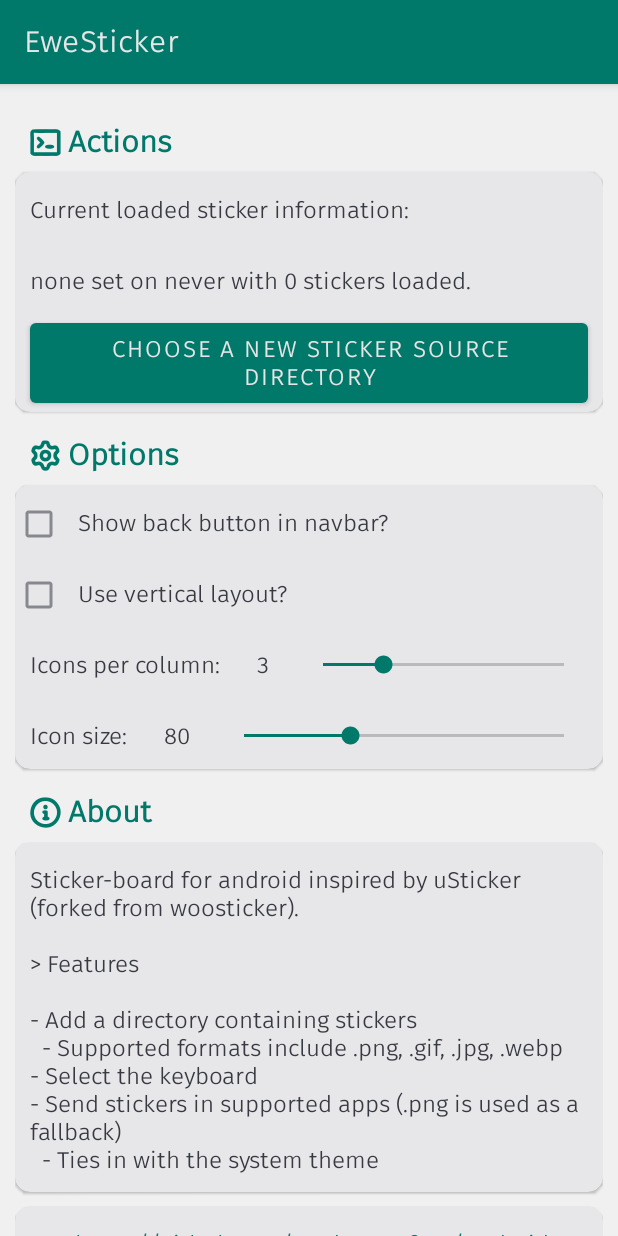
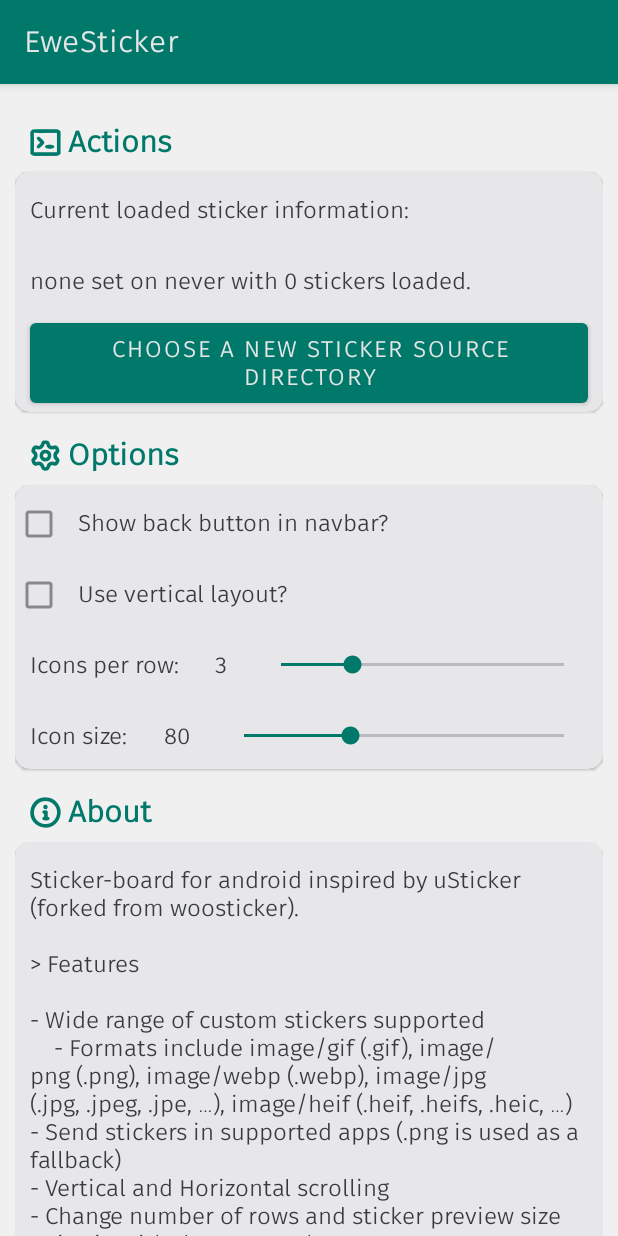
Before and after one commit to FredHappyface/Android.EweSticker, an Android app: the screen it shows after launch (MainActivity), on a phone screen of 412 x 824 dp. Run offline under Robolectric (Android 15) with nearby library versions, the phone set to English and light mode, and no system bars.

Commit message:
ktlint + trailing-whitespace + end-of-file-fixer

```diff
--- a/app/src/main/java/com/fredhappyface/ewesticker/Cache.kt
+++ b/app/src/main/java/com/fredhappyface/ewesticker/Cache.kt
@@ -1,7 +1,7 @@
 package com.fredhappyface.ewesticker
 
 import java.io.File
-import java.util.*
+import java.util.LinkedList
 
 /**
  * Basically this behaved like an ordered set with some maximum capacity. When this capacity is
--- a/app/src/main/java/com/fredhappyface/ewesticker/MainActivity.kt
+++ b/app/src/main/java/com/fredhappyface/ewesticker/MainActivity.kt
@@ -20,7 +20,7 @@ import androidx.preference.PreferenceManager
 import com.google.android.material.snackbar.Snackbar
 import java.io.File
 import java.nio.file.Files
-import java.util.*
+import java.util.Calendar
 import java.util.concurrent.Executors
 
 /**
@@ -79,7 +79,6 @@ class MainActivity : AppCompatActivity() {
 			editor.putBoolean(sharedPrefKey, isChecked)
 			editor.apply()
 		}
-
 	}
 
 	/**
@@ -131,7 +130,7 @@ class MainActivity : AppCompatActivity() {
 	 */
 	private fun deleteRecursive(fileOrDirectory: File) {
 		if (fileOrDirectory.isDirectory) {
-			for (child in Objects.requireNonNull(fileOrDirectory.listFiles())) {
+			for (child in fileOrDirectory.listFiles() ?: arrayOf()) {
 				deleteRecursive(child)
 			}
 		}
@@ -203,7 +202,7 @@ class MainActivity : AppCompatActivity() {
 	 * Import files from storage to internal directory
 	 */
 	private fun importStickers() {
-		//Use worker thread because this takes several seconds
+		// Use worker thread because this takes several seconds
 		val executor = Executors.newSingleThreadExecutor()
 		val handler = Handler(Looper.getMainLooper())
 		reportEvent(
--- a/app/src/main/res/values/strings.xml
+++ b/app/src/main/res/values/strings.xml
@@ -13,7 +13,7 @@
 	<string name="sub_options">&#xf423; Options</string>
 	<string name="show_back_button">Show back button in navbar?</string>
 	<string name="vertical">Use vertical layout?</string>
-	<string name="icons_per_row_status">"Icons per column: "</string>
+	<string name="icons_per_row_status">"Icons per row: "</string>
 	<string name="icon_size_status">"Icon size: "</string>
 
 	<!-- About -->
@@ -22,11 +22,12 @@
 
 > Features
 
-- Add a directory containing stickers
-  - Supported formats include .png, .gif, .jpg, .webp
-- Select the keyboard
+- Wide range of custom stickers supported
+    - Formats include image/gif (.gif), image/png (.png), image/webp (.webp), image/jpg (.jpg, .jpeg, .jpe, …), image/heif (.heif, .heifs, .heic, …)
 - Send stickers in supported apps (.png is used as a fallback)
-  - Ties in with the system theme</string>
+- Vertical and Horizontal scrolling
+- Change number of rows and sticker preview size
+- Ties in with the system theme</string>
 
 	<string name="repo">See https://github.com/FredHappyface/Android.EweSticker for more information."</string>
 	<string name="tutorial">Select a directory containing stickers and send them in your favourite apps! See https://github.com/FredHappyface/Android.EweSticker/blob/main/TUTORIAL.md for more information on how to use this app.</string>
```
Also changed, not shown: app/src/main/java/com/fredhappyface/ewesticker/ImageKeyboard.kt (+4 -4 lines), app/src/main/res/layout/pack_horizontal.xml (line endings or trailing spaces), app/src/main/res/layout/pack_vertical.xml (line endings or trailing spaces), app/src/main/res/mipmap-anydpi-v26/ic_launcher.xml (line endings or trailing spaces), app/src/main/res/values-night/themes.xml (line endings or trailing spaces), app/src/main/res/values/colors.xml (line endings or trailing spaces), app/src/main/res/values/ic_launcher_background.xml (line endings or trailing spaces), app/src/main/res/values/themes.xml (line endings or trailing spaces), app/src/main/res/xml/file_paths.xml (line endings or trailing spaces), app/src/main/res/xml/method.xml (line endings or trailing spaces), build.gradle (line endings or trailing spaces), gradle.properties (line endings or trailing spaces), 5 other files.
